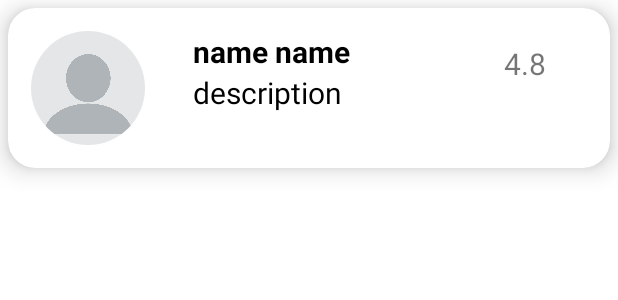
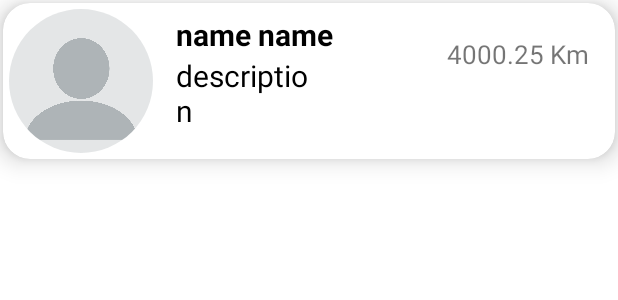
Before and after one commit to adimor1/HandIt, an Android app: the layout prof_item.xml on its own in the app's theme, with its tools: preview values and no code run, on a phone screen of 412 x 824 dp. Shown: the top 300 px of the screen. Run offline under Robolectric (Android 15) with nearby library versions, the phone set to English and light mode, and no system bars.

Commit message:
fix look

```diff
--- a/app/src/main/java/com/example/myapplication/ProfAdapter.java
+++ b/app/src/main/java/com/example/myapplication/ProfAdapter.java
@@ -51,7 +51,9 @@ public class ProfAdapter extends RecyclerView.Adapter<ProfAdapter.MyViewHolder>
         holder.description.setText(user.getDescription());
         holder.name.setText(user.getProfession());
         holder.email.setText(user.getEmail());
-        holder.dis.setText(Double.toString(user.getDistance()));
+        String disStr = String.format("%.2f", user.getDistance());
+        holder.dis.setText(disStr + " Km");
+       //holder.dis.setText(Double.toString(user.getDistance()));
         Uri uri = Uri.parse(user.getUriImage());
         Picasso.get().load(uri).into(holder.imageProf);
     }
--- a/app/src/main/res/layout/prof_item.xml
+++ b/app/src/main/res/layout/prof_item.xml
@@ -6,13 +6,13 @@
     xmlns:app="http://schemas.android.com/apk/res-auto"
     app:cardElevation="10dp"
     app:cardCornerRadius="18dp"
-    android:layout_margin="5dp"
+    android:layout_margin="2dp"
     android:padding="2dp">
 
     <LinearLayout
         android:layout_width="wrap_content"
         android:layout_height="wrap_content"
-        android:layout_margin="3dp"
+        android:layout_margin="2dp"
         android:orientation="vertical">
 
         <LinearLayout
@@ -27,24 +27,24 @@
                 android:layout_centerHorizontal="true"
                 android:alpha="1"
                 tools:ignore="MissingClass"
-                android:padding="12dp"
+                android:padding="2dp"
                 android:src="@drawable/empyavatar"
                 />
 
             <TextView
                 android:id="@+id/tvEmail"
-                android:layout_width="179dp"
+                android:layout_width="189dp"
                 android:layout_height="wrap_content"
                 android:layout_marginLeft="8dp"
                 android:visibility="gone"
                 android:text="email"/>
 
             <LinearLayout
-                android:layout_width="match_parent"
+                android:layout_width="284dp"
                 android:layout_height="match_parent"
                 android:layout_weight="1"
                 android:orientation="vertical"
-                android:padding="12dp">
+                android:padding="5dp">
 
                 <LinearLayout
                     android:layout_width="wrap_content"
@@ -65,14 +65,14 @@
                 </LinearLayout>
 
                 <LinearLayout
-                    android:layout_width="wrap_content"
+                    android:layout_width="100dp"
                     android:layout_height="wrap_content"
                     android:layout_gravity="center_vertical"
                     android:orientation="horizontal">
 
                     <TextView
                         android:id="@+id/tvDescription"
-                        android:layout_width="179dp"
+                        android:layout_width="wrap_content"
                         android:layout_height="wrap_content"
                         android:layout_marginLeft="8dp"
                         android:text="description"
@@ -85,14 +85,14 @@
 
             <TextView
                 android:id="@+id/tvRating"
-                android:layout_width="match_parent"
+                android:layout_width="200dp"
                 android:layout_height="match_parent"
-                android:layout_marginLeft="80dp"
+
                 android:layout_weight="1"
-                android:text="4.8"
+                android:text="4000.25 Km"
                 android:paddingTop="20dp"
-                android:paddingEnd="20dp"
-                android:textSize="20dp"/>
+                android:paddingEnd="5dp"
+                android:textSize="17dp"/>
 
         </LinearLayout>
 
```
